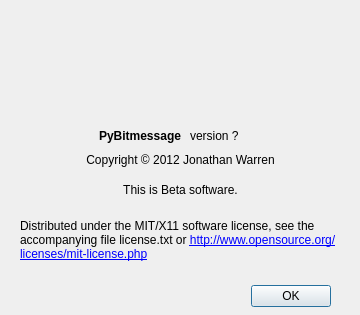
First picture: the form in about.ui, repository Bitmessage/PyBitmessage, before the edit.
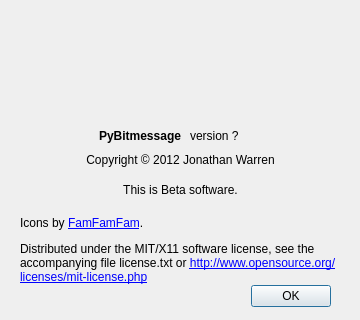
Second picture: the form after the edit.

Commit message: Adds credit to icon author in about dialog.

What changed in the file:
```diff
--- a/about.ui
+++ b/about.ui
@@ -7,7 +7,7 @@
     <x>0</x>
     <y>0</y>
     <width>360</width>
-    <height>315</height>
+    <height>320</height>
    </rect>
   </property>
   <property name="windowTitle">
@@ -86,11 +86,15 @@
      <x>20</x>
      <y>210</y>
      <width>331</width>
-     <height>61</height>
+     <height>81</height>
     </rect>
    </property>
    <property name="text">
-    <string>&lt;html&gt;&lt;head/&gt;&lt;body&gt;&lt;p&gt;Distributed under the MIT/X11 software license, see the accompanying file license.txt or &lt;a href=&quot;http://www.opensource.org/licenses/mit-license.php&quot;&gt;&lt;span style=&quot; text-decoration: underline; color:#0000ff;&quot;&gt;http://www.opensource.org/licenses/mit-license.php&lt;/span&gt;&lt;/a&gt;&lt;/p&gt;&lt;/body&gt;&lt;/html&gt;</string>
+    <string>&lt;html&gt;&lt;head/&gt;&lt;body&gt;
+&lt;p&gt;
+Icons by &lt;a href=&quot;http://www.famfamfam.com/lab/icons/silk/&quot;&gt;FamFamFam&lt;/a&gt;.
+&lt;/p&gt;
+&lt;p&gt;Distributed under the MIT/X11 software license, see the accompanying file license.txt or &lt;a href=&quot;http://www.opensource.org/licenses/mit-license.php&quot;&gt;&lt;span style=&quot; text-decoration: underline; color:#0000ff;&quot;&gt;http://www.opensource.org/licenses/mit-license.php&lt;/span&gt;&lt;/a&gt;&lt;/p&gt;&lt;/body&gt;&lt;/html&gt;</string>
    </property>
    <property name="wordWrap">
     <bool>true</bool>
```
